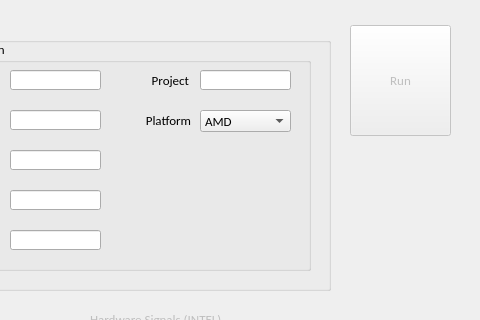
Before: the Qt Designer form ui.ui in IFTWTraven/py_automation_saleae, drawn with Qt 5; both pictures show x 320 to 800 and y 0 to 320 of the 800 by 600 pixel window.
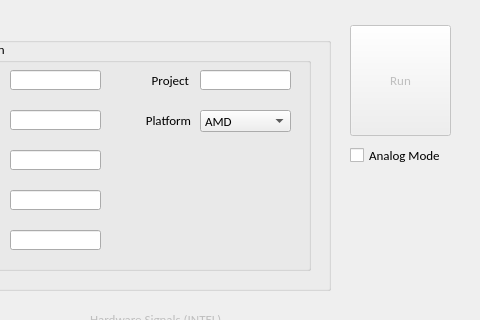
After: the same form once the commit is applied. Icons and pictures are not drawn.

Commit message: add analog option, splash window and application ico

Patch:
```diff
--- a/ui.ui
+++ b/ui.ui
@@ -10,6 +10,18 @@
     <height>600</height>
    </rect>
   </property>
+  <property name="minimumSize">
+   <size>
+    <width>800</width>
+    <height>600</height>
+   </size>
+  </property>
+  <property name="maximumSize">
+   <size>
+    <width>800</width>
+    <height>600</height>
+   </size>
+  </property>
   <property name="font">
    <font>
     <family>Calibri</family>
@@ -2642,6 +2654,38 @@
     <string>Run</string>
    </property>
   </widget>
+  <widget class="QLabel" name="label_logo">
+   <property name="geometry">
+    <rect>
+     <x>670</x>
+     <y>230</y>
+     <width>101</width>
+     <height>61</height>
+    </rect>
+   </property>
+   <property name="text">
+    <string/>
+   </property>
+   <property name="pixmap">
+    <pixmap resource="ui_rc.qrc">:/img/docs/IFX_logo.png</pixmap>
+   </property>
+   <property name="scaledContents">
+    <bool>true</bool>
+   </property>
+  </widget>
+  <widget class="QCheckBox" name="chkB_analog">
+   <property name="geometry">
+    <rect>
+     <x>670</x>
+     <y>140</y>
+     <width>101</width>
+     <height>31</height>
+    </rect>
+   </property>
+   <property name="text">
+    <string>Analog Mode</string>
+   </property>
+  </widget>
  </widget>
  <resources/>
  <connections/>
```
Left out of the diff: 11 changed lines with no effect on the pictures. The commit also changes 18 other files.
